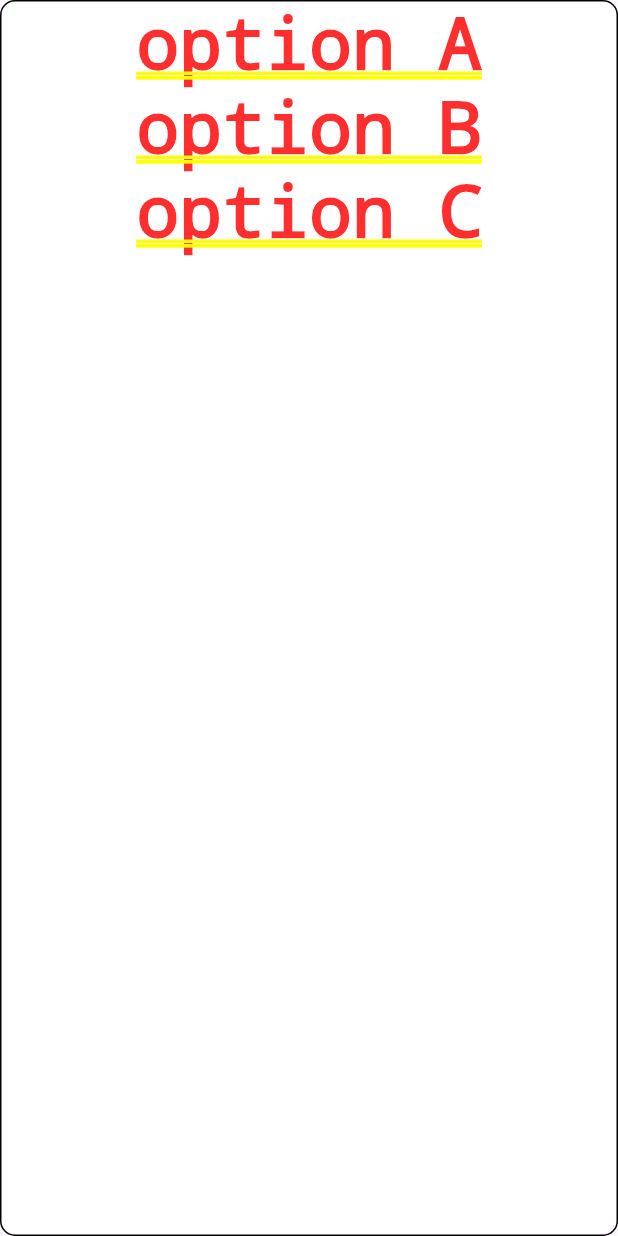
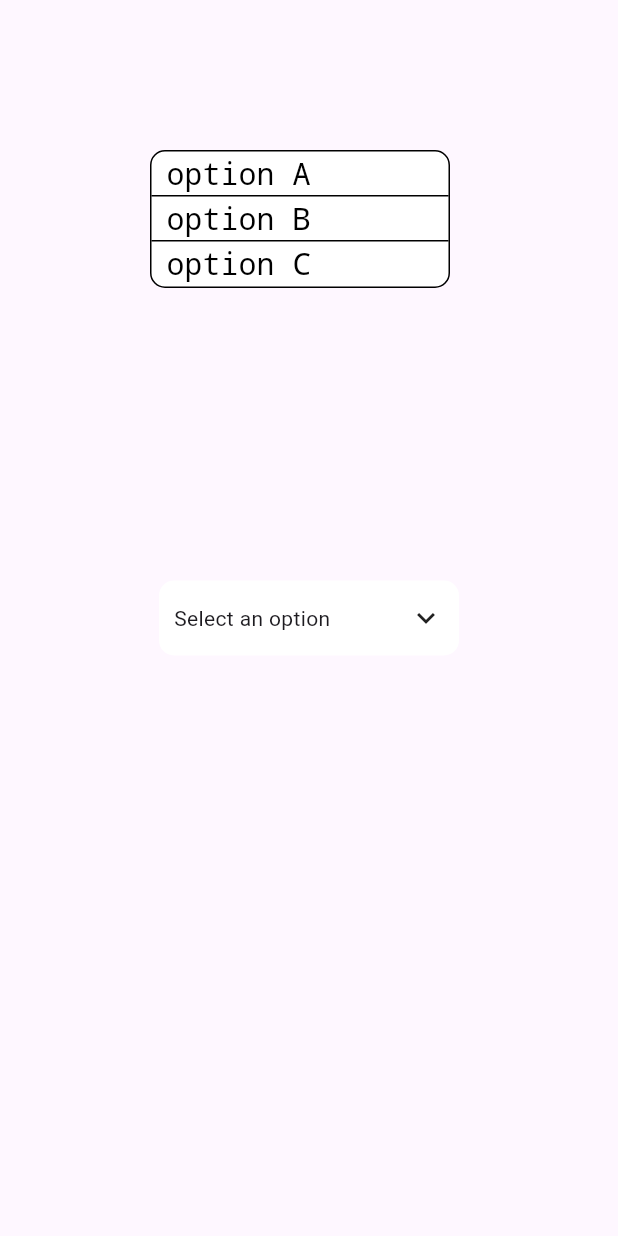
Before and after one commit to ferjpi/overlay_example, a Flutter app: the screen it shows after launch, after a tap on "Select an option", on a phone screen of 412 x 824 dp. Run offline on Flutter 3.47's test engine with Material 3 defaults, Android fonts, the light colour scheme and no system bars.

Commit message:
Positioned, styling dropdown menu

```diff
--- a/lib/main.dart
+++ b/lib/main.dart
@@ -30,16 +30,93 @@
 
     _overlayEntry = OverlayEntry(
       builder: (context) {
-        return Container(
+        return Positioned(
+          top: 100,
+          left: 100,
+          child: SingleChildScrollView(
+            child: Container(
               width: 200,
-          height: 200,
               decoration: BoxDecoration(
                 color: Colors.white,
                 borderRadius: BorderRadius.circular(10),
                 border: Border.all(color: Colors.black),
               ),
               child: Column(
-            children: [Text('option A'), Text('option B'), Text('option C')],
+                children: [
+                  Container(
+                    width: double.infinity,
+                    height: 30,
+                    padding: const EdgeInsets.symmetric(horizontal: 10),
+                    decoration: BoxDecoration(
+                      color: Colors.transparent,
+                      border: Border(bottom: BorderSide(color: Colors.black)),
+                    ),
+                    child: Column(
+                      mainAxisAlignment: MainAxisAlignment.center,
+                      crossAxisAlignment: CrossAxisAlignment.start,
+                      children: [
+                        Text(
+                          'option A',
+                          style: TextStyle(
+                            fontSize: 20,
+                            decoration: TextDecoration.none,
+                            color: Colors.black,
+                            fontWeight: FontWeight.w400,
+                          ),
+                        ),
+                      ],
+                    ),
+                  ),
+
+                  Container(
+                    width: double.infinity,
+                    height: 30,
+                    padding: const EdgeInsets.symmetric(horizontal: 10),
+                    decoration: BoxDecoration(
+                      color: Colors.transparent,
+                      border: Border(bottom: BorderSide(color: Colors.black)),
+                    ),
+                    child: Column(
+                      mainAxisAlignment: MainAxisAlignment.center,
+                      crossAxisAlignment: CrossAxisAlignment.start,
+                      children: [
+                        Text(
+                          'option B',
+                          style: TextStyle(
+                            fontSize: 20,
+                            decoration: TextDecoration.none,
+                            color: Colors.black,
+                            fontWeight: FontWeight.w400,
+                          ),
+                        ),
+                      ],
+                    ),
+                  ),
+
+                  Container(
+                    width: double.infinity,
+                    height: 30,
+                    padding: const EdgeInsets.symmetric(horizontal: 10),
+                    decoration: BoxDecoration(color: Colors.transparent),
+                    child: Column(
+                      mainAxisAlignment: MainAxisAlignment.center,
+                      crossAxisAlignment: CrossAxisAlignment.start,
+                      children: [
+                        Text(
+                          'option C',
+                          style: TextStyle(
+                            fontSize: 20,
+                            decoration: TextDecoration.none,
+                            color: Colors.black,
+                            fontWeight: FontWeight.w400,
+                          ),
+                        ),
+                      ],
+                    ),
+                  ),
+                ],
+              ),
+            ),
           ),
         );
       },
```
Lines whose indentation alone changed are shown as unchanged.
